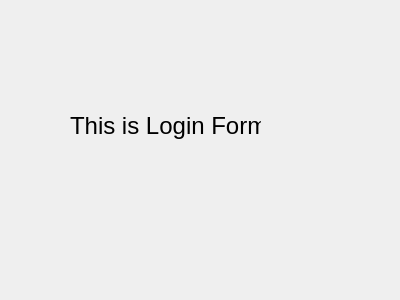
First picture: the form in loginform.ui, repository itumashyk/TofP, before the edit.
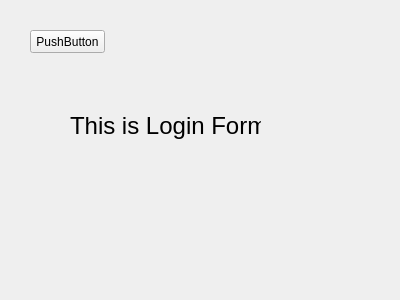
Second picture: the form after the edit.

What changed in the file:
```diff
--- a/loginform.ui
+++ b/loginform.ui
@@ -31,6 +31,19 @@
     <string>This is Login Form</string>
    </property>
   </widget>
+  <widget class="QPushButton" name="pushButton">
+   <property name="geometry">
+    <rect>
+     <x>30</x>
+     <y>30</y>
+     <width>75</width>
+     <height>23</height>
+    </rect>
+   </property>
+   <property name="text">
+    <string>PushButton</string>
+   </property>
+  </widget>
  </widget>
  <resources/>
  <connections/>
```
